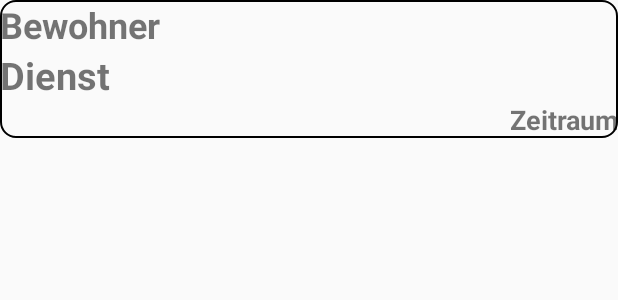
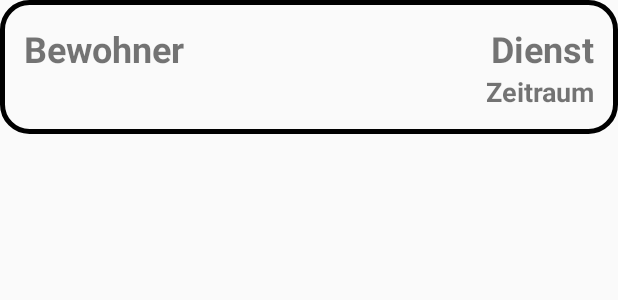
Before and after one commit to blaszczyk/dienstplan, an Android app: the layout dienst_item_view.xml on its own in the app's theme, with its tools: preview values and no code run, on a phone screen of 412 x 824 dp. Shown: the top 300 px of the screen. Run offline under Robolectric (Android 15) with nearby library versions, the phone set to English and light mode, and no system bars.

Commit message:
refresh++ check connection thread, design improvements

```diff
--- a/dienstplan-app/app/src/main/java/muettinghoven/dienstplan/app/view/wrapper/MainContentWrapper.java
+++ b/dienstplan-app/app/src/main/java/muettinghoven/dienstplan/app/view/wrapper/MainContentWrapper.java
@@ -13,7 +13,7 @@ public class MainContentWrapper extends AbstractWrapper {
 
     private static final int BEWOHNER = 346236523;
 
-    private int id = -1;
+    private int id = BEWOHNER;
 
     public MainContentWrapper(Context context) {
         super(context);
--- a/dienstplan-app/app/src/main/res/drawable/cloud.xml
+++ b/dienstplan-app/app/src/main/res/drawable/cloud.xml
@@ -13,5 +13,5 @@
         c5.5,0, 10,-4, 10,-10,
         C48,25, 44,20, 38,20,
         z"
-        android:fillColor="#FFFFFF"/>
+        android:fillColor="@color/colorCloud"/>
 </vector>
--- a/dienstplan-app/app/src/main/res/drawable/cross.xml
+++ b/dienstplan-app/app/src/main/res/drawable/cross.xml
@@ -6,8 +6,8 @@
     android:viewportWidth="48.0">
     <path
         android:name="cross_path"
-        android:pathData="M12,16 36,40 M12,40 36,16"
-        android:strokeColor="#ff4444"
+        android:pathData="M10,14 38,42 M10,44 38,14"
+        android:strokeColor="@color/colorCross"
         android:strokeWidth="7"
         android:strokeLineCap="round"/>
 </vector>
--- a/dienstplan-app/app/src/main/res/drawable/frame.xml
+++ b/dienstplan-app/app/src/main/res/drawable/frame.xml
@@ -1,8 +1,12 @@
 <shape xmlns:android="http://schemas.android.com/apk/res/android"
     android:shape="rectangle">
+    <padding android:top="2dp"
+        android:bottom="2dp"
+        android:left="2dp"
+        android:right="2dp"/>
     <corners
-        android:radius="10dp"/>
+        android:radius="18dp"/>
     <stroke
-        android:width="1dp"
+        android:width="3dp"
         android:color="@android:color/black" />
 </shape>
--- a/dienstplan-app/app/src/main/res/drawable/side_nav_bar.xml
+++ b/dienstplan-app/app/src/main/res/drawable/side_nav_bar.xml
@@ -2,8 +2,8 @@
     android:shape="rectangle">
     <gradient
         android:angle="135"
-        android:centerColor="#4CAF50"
-        android:endColor="#2E7D32"
-        android:startColor="#81C784"
+        android:centerColor="#44AA55"
+        android:endColor="#337733"
+        android:startColor="#88CC88"
         android:type="linear" />
 </shape>
--- a/dienstplan-app/app/src/main/res/layout/dienst_item_view.xml
+++ b/dienstplan-app/app/src/main/res/layout/dienst_item_view.xml
@@ -1,7 +1,10 @@
 <FrameLayout xmlns:android="http://schemas.android.com/apk/res/android"
-    xmlns:app="http://schemas.android.com/apk/res/muettinghoven.dienstplan"
     android:layout_width="match_parent"
     android:layout_height="wrap_content"
+    android:paddingBottom="@dimen/activity_vertical_margin"
+    android:paddingLeft="@dimen/activity_horizontal_margin"
+    android:paddingRight="@dimen/activity_horizontal_margin"
+    android:paddingTop="@dimen/activity_vertical_margin"
     android:background="@drawable/frame">
 
     <LinearLayout
@@ -10,9 +13,15 @@
         android:layout_height="wrap_content"
         android:orientation="vertical">
 
+
+    <LinearLayout
+        android:layout_width="match_parent"
+        android:layout_height="wrap_content"
+        android:orientation="horizontal">
+
         <TextView
             android:id="@+id/bewohnerNameTextView"
-            android:layout_width="match_parent"
+            android:layout_width="wrap_content"
             android:layout_height="wrap_content"
             android:layout_weight="1"
             android:text="Bewohner"
@@ -22,14 +31,15 @@
 
         <TextView
             android:id="@+id/dienstNameTextView"
-            android:layout_width="match_parent"
+            android:layout_width="wrap_content"
             android:layout_height="wrap_content"
             android:layout_weight="1"
             android:fontFamily="sans-serif"
             android:text="Dienst"
-            android:textAlignment="viewStart"
-            android:textSize="25sp"
+            android:textAlignment="textEnd"
+            android:textSize="24sp"
             android:textStyle="bold" />
+        </LinearLayout>
 
         <TextView
             android:id="@+id/zeitraumTextView"
--- a/dienstplan-app/app/src/main/res/layout/nav_header_main.xml
+++ b/dienstplan-app/app/src/main/res/layout/nav_header_main.xml
@@ -13,7 +13,7 @@
     android:theme="@style/ThemeOverlay.AppCompat.Dark">
 
     <ImageView
-        android:id="@+id/imageView"
+        android:id="@+id/drawerIconImageView"
         android:layout_width="wrap_content"
         android:layout_height="wrap_content"
         android:paddingTop="@dimen/nav_header_vertical_spacing"
@@ -24,13 +24,13 @@
         android:layout_width="match_parent"
         android:layout_height="wrap_content"
         android:paddingTop="@dimen/nav_header_vertical_spacing"
-        android:text="Android Studio"
+        android:text="Dienstplan Android"
         android:textAppearance="@style/TextAppearance.AppCompat.Body1" />
 
     <TextView
         android:id="@+id/drawerSubtitleTextView"
         android:layout_width="wrap_content"
         android:layout_height="wrap_content"
-        android:text="android.studio@android.com" />
+        android:text="github.com/blaszczyk/dienstplan" />
 
 </LinearLayout>
--- a/dienstplan-app/app/src/main/res/values/colors.xml
+++ b/dienstplan-app/app/src/main/res/values/colors.xml
@@ -4,4 +4,7 @@
     <color name="colorPrimaryDark">#303F9F</color>
     <color name="colorAccent">#FF4081</color>
     <color name="aktuell">#FF0000</color>
+    <color name="colorCloud">#FFFFFF</color>
+    <color name="colorCross">#FF0000</color>
+    <color name="colorRefresh">#00EE00</color>
 </resources>
```
Also changed, not shown: dienstplan-app/app/src/main/java/muettinghoven/dienstplan/app/controller/DienstplanViewController.java (+27 -17 lines), dienstplan-app/app/src/main/java/muettinghoven/dienstplan/app/view/MainActivity.java (+37 -29 lines), dienstplan-app/app/src/main/res/drawable/refresh.xml (+12 -12 lines), dienstplan-app/app/src/main/res/drawable/cloud_refresh.xml (line endings or trailing spaces).
